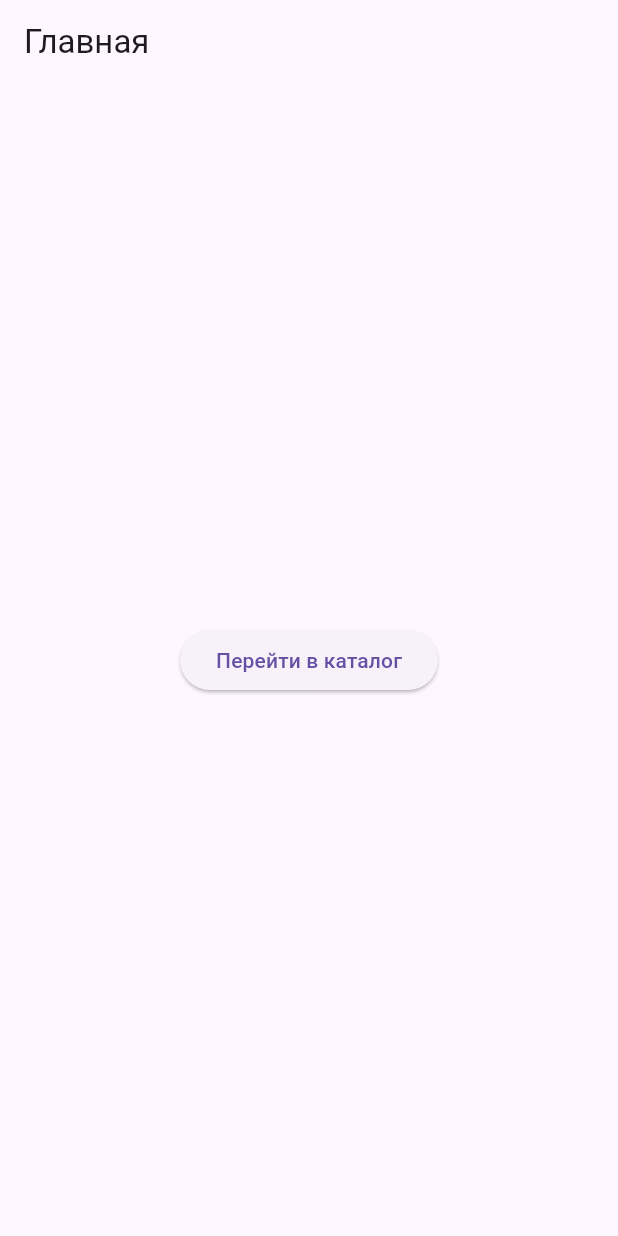
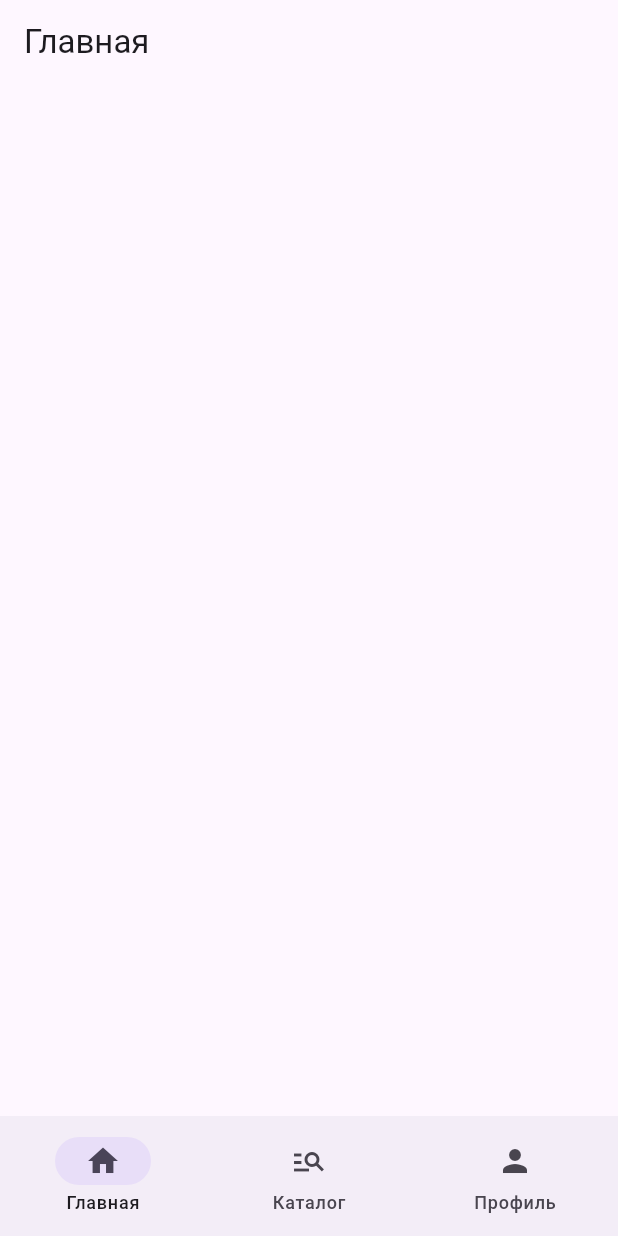
Before and after one commit to sipup/pet, a Flutter app: the screen it shows after launch, on a phone screen of 412 x 824 dp. Run offline on Flutter 3.47's test engine with Material 3 defaults, Android fonts, the phone set to English and light mode, and no system bars; our stand-ins replace auto_route.

Commit message:
Update main

```diff
--- a/lib/main.dart
+++ b/lib/main.dart
@@ -1,40 +1,17 @@
 import 'package:flutter/material.dart';
-import 'package:pet/features/catalog/presentation/catalog_screen.dart';
+import 'package:pet/features/app/router.dart';
 
 void main() {
-  runApp(const MainApp());
+  runApp(MainApp());
 }
 
 class MainApp extends StatelessWidget {
-  const MainApp({super.key});
-
+  MainApp({super.key});
+  final _router = AppRouter();
   @override
   Widget build(BuildContext context) {
-    return MaterialApp(
-      initialRoute: 'home',
-      routes: {
-        'home': (context) => const HomeScreen(),
-        'catalog': (context) => const CatalogScreen(),
-      },
+    return MaterialApp.router(
+      routerConfig: _router.config(),
     );
   }
 }
-
-class HomeScreen extends StatelessWidget {
-  const HomeScreen({super.key});
-
-  @override
-  Widget build(BuildContext context) {
-    return Scaffold(
-      appBar: AppBar(
-        title: const Text('Главная'),
-      ),
-      body: Center(
-        child: ElevatedButton(
-          onPressed: () => Navigator.of(context).pushNamed('catalog'),
-          child: const Text('Перейти в каталог'),
-        ),
-      ),
-    );
-  }
-}
```
